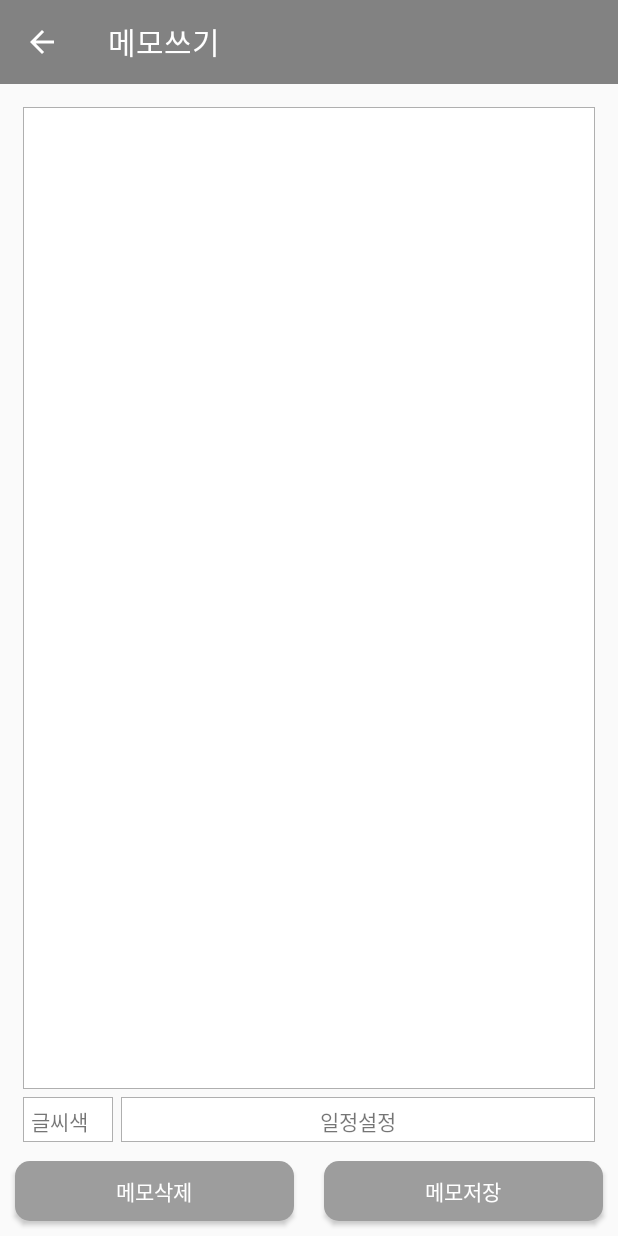
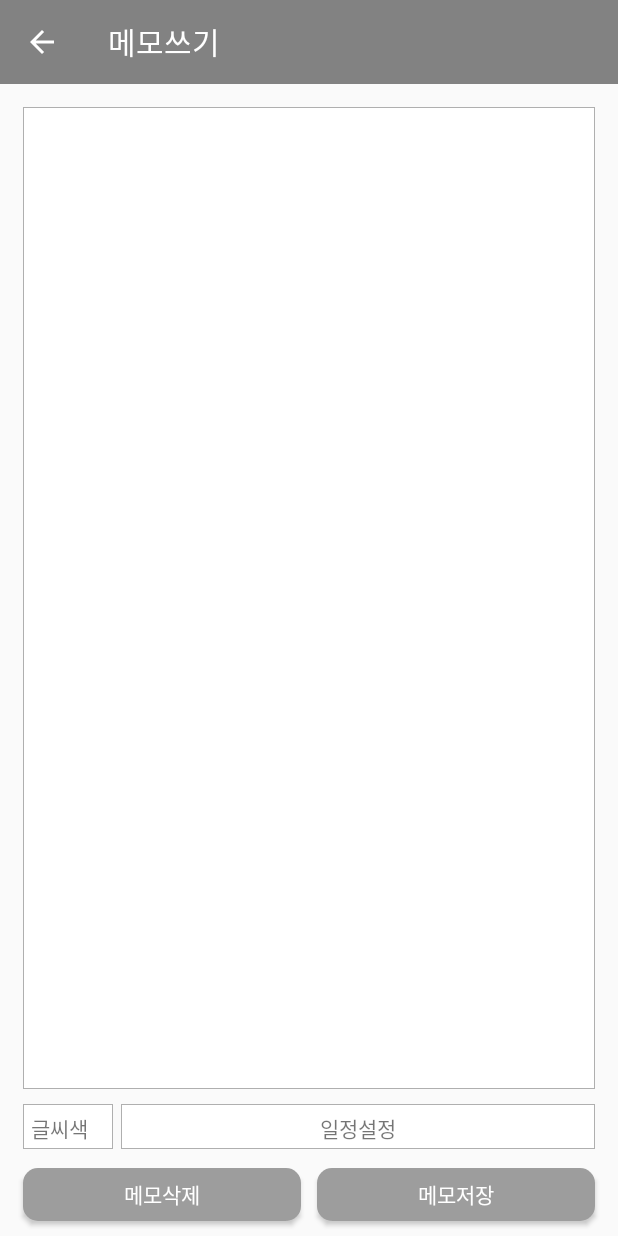
Before and after one commit to Byeon-jaeheon/MustRemember, an Android app: the screen it shows after launch (MemoActivity), after a tap on "메모추가", on a phone screen of 412 x 824 dp. Run offline under Robolectric (Android 15) with nearby library versions, the phone set to English and light mode, and no system bars; libraries missing offline, so code that uses them is left out: com.njh89z.util.

Commit message:
Let's publish

```diff
--- a/app/build.gradle
+++ b/app/build.gradle
@@ -24,9 +24,9 @@
     compile fileTree(include: ['*.jar'], dir: 'libs')
     testCompile 'junit:junit:4.12'
     /*
-                    compile 'com.android.support:appcompat-v7:24.0.0'
-                */
+                        compile 'com.android.support:appcompat-v7:24.0.0'
+                    */
     compile 'com.android.support:appcompat-v7:23.4.0'
     compile 'com.google.android.gms:play-services-gcm:8.3.0'
-    compile files('C:/Users/leehk/AndroidStudioProjects/lockscreenchanger/httpConn_141017.jar')
+    compile files('libs/httpConn_141017.jar')
 }
--- a/app/src/main/java/kr/co/mujogun/app/ConfigActivity.java
+++ b/app/src/main/java/kr/co/mujogun/app/ConfigActivity.java
@@ -777,7 +777,7 @@
 
         SimpleDateFormat sdf = new SimpleDateFormat("h:mm");
         String currentdate = sdf.format(Calendar.getInstance().getTime());
-        watch.setText("12:08");
+        watch.setText(currentdate);
         RelativeLayout relativeParent = (RelativeLayout) findViewById(R.id.relativep);
         relativeParent.bringChildToFront(linear1);
 
--- /dev/null
+++ b/app/src/main/res/drawable/cursor.xml
@@ -0,0 +1,12 @@
+<?xml version="1.0" encoding="utf-8"?>
+<shape xmlns:android="http://schemas.android.com/apk/res/android"
+    android:shape="rectangle" >
+    <size
+        android:width="1dip" />
+    <solid
+        android:color="@color/colorBlack" />
+    <padding
+        android:top="-2sp"
+        android:bottom="-2sp"
+         />
+</shape>
--- a/app/src/main/res/layout/memo_list_item.xml
+++ b/app/src/main/res/layout/memo_list_item.xml
@@ -21,8 +21,8 @@
         android:layout_toLeftOf="@+id/textView3"
         android:layout_toRightOf="@+id/textView1"
         android:gravity="fill_horizontal"
-        android:paddingTop = "12dp"
-        android:paddingBottom="12dp"
+        android:paddingTop = "6dp"
+        android:paddingBottom="6dp"
         />
     <TextView
         android:id="@+id/textView3"
--- a/app/src/main/res/layout/relative.xml
+++ b/app/src/main/res/layout/relative.xml
@@ -50,9 +50,11 @@
         android:layout_marginLeft="15dp"
         android:layout_marginTop = "15dp"
         android:layout_marginBottom="98dp"
+        android:paddingTop = "5dp"
+        android:paddingLeft="5dp"
         android:textAlignment="gravity"
         android:gravity="top"
-        android:textCursorDrawable="@null"
+        android:textCursorDrawable="@drawable/cursor"
         />
 
 
@@ -63,12 +65,12 @@
     android:layout_width="match_parent"
     android:layout_height="wrap_content">
     <Button
-        android:layout_marginLeft="10dp"
-        android:layout_marginRight="10dp"
+        android:layout_marginLeft="15dp"
+        android:layout_marginRight="5dp"
         android:layout_marginBottom="10dp"
         android:textColor="@android:color/white"
         android:layout_width="fill_parent"
-        android:layout_height="40dp"
+        android:layout_height="35dp"
         android:text = "메모삭제"
         android:gravity="center"
         android:textAlignment="center"
@@ -77,12 +79,12 @@
         android:background="@drawable/memobutton"
         />
     <Button
-        android:layout_marginLeft="10dp"
-        android:layout_marginRight="10dp"
+        android:layout_marginLeft="5dp"
+        android:layout_marginRight="15dp"
         android:layout_marginBottom="10dp"
         android:textColor="@android:color/white"
         android:layout_width="fill_parent"
-        android:layout_height="40dp"
+        android:layout_height="35dp"
         android:text = "메모저장"
         android:gravity="center"
         android:textAlignment="center"
```
Also changed, not shown: 3 other files.
